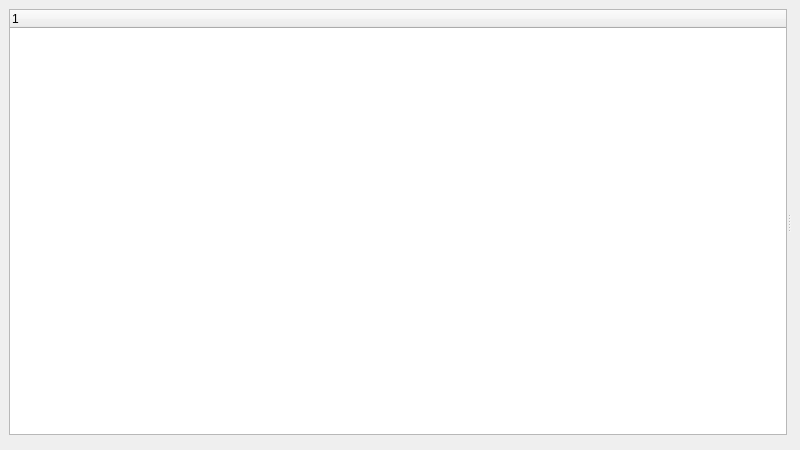
Qt form ui/options.ui (metabrainz/picard) before a commit.
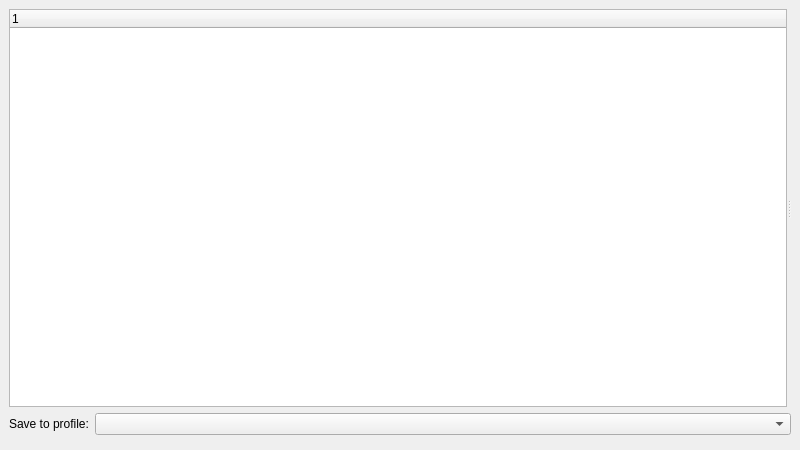
The same form after that commit.

Commit message: Allow saving options settings to specified profile

```diff
--- a/ui/options.ui
+++ b/ui/options.ui
@@ -36,7 +36,7 @@
      </property>
      <widget class="QTreeWidget" name="pages_tree">
       <property name="sizePolicy">
-       <sizepolicy hsizetype="Ignored" vsizetype="Preferred">
+       <sizepolicy hsizetype="Ignored" vsizetype="Expanding">
         <horstretch>0</horstretch>
         <verstretch>0</verstretch>
        </sizepolicy>
@@ -57,6 +57,36 @@
      </widget>
     </widget>
    </item>
+   <item>
+    <layout class="QHBoxLayout" name="horizontalLayout">
+     <property name="sizeConstraint">
+      <enum>QLayout::SetNoConstraint</enum>
+     </property>
+     <item>
+      <widget class="QLabel" name="label">
+       <property name="sizePolicy">
+        <sizepolicy hsizetype="Preferred" vsizetype="Fixed">
+         <horstretch>0</horstretch>
+         <verstretch>0</verstretch>
+        </sizepolicy>
+       </property>
+       <property name="text">
+        <string>Save to profile:</string>
+       </property>
+      </widget>
+     </item>
+     <item>
+      <widget class="QComboBox" name="save_to_profile">
+       <property name="sizePolicy">
+        <sizepolicy hsizetype="Expanding" vsizetype="Fixed">
+         <horstretch>0</horstretch>
+         <verstretch>0</verstretch>
+        </sizepolicy>
+       </property>
+      </widget>
+     </item>
+    </layout>
+   </item>
    <item>
     <widget class="QDialogButtonBox" name="buttonbox">
      <property name="orientation">
```
Left out of the diff: 6 changed lines with no effect on the pictures. The commit also changes 4 other files.
